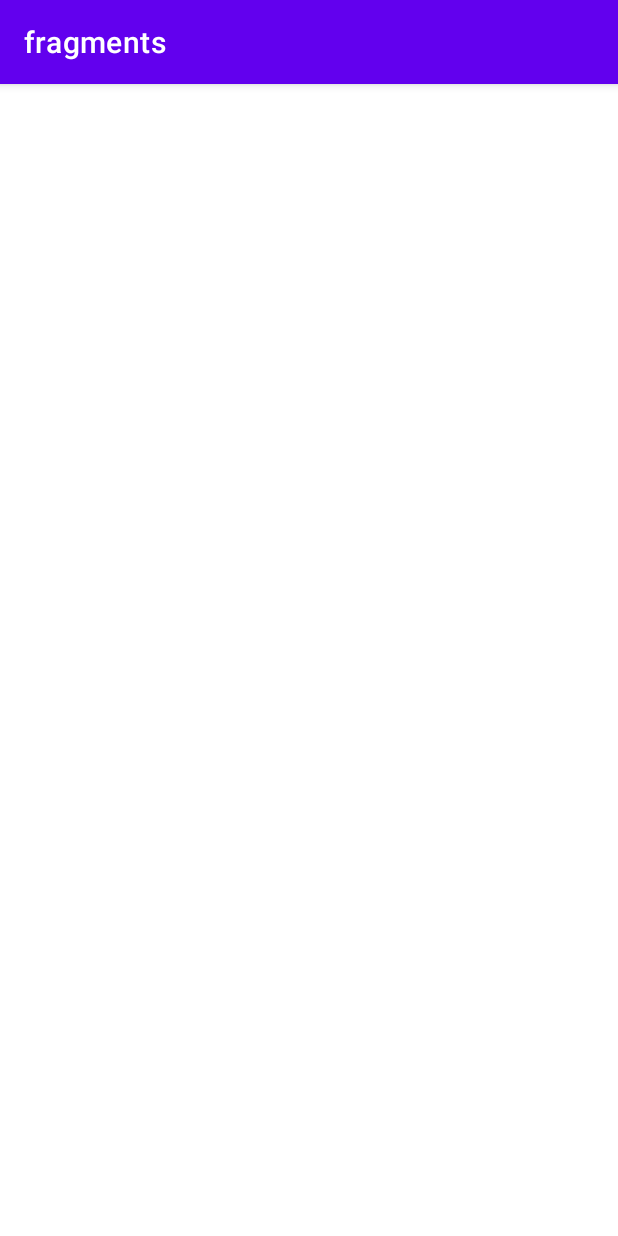
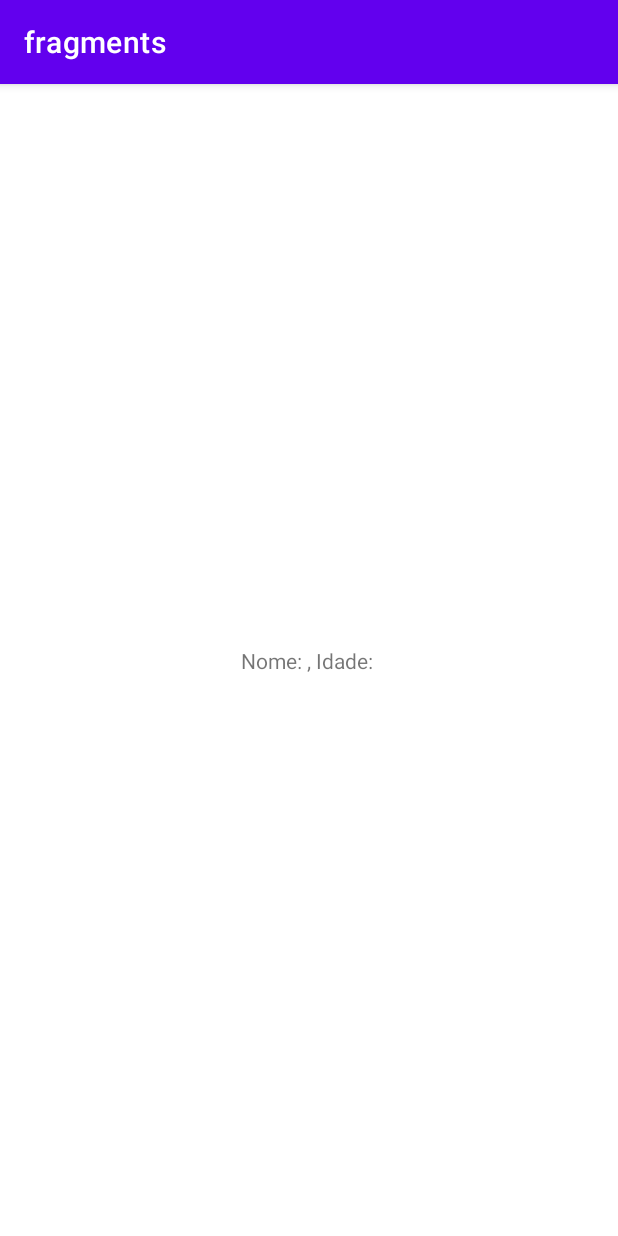
Before and after one commit to CaMaschion/fragment, an Android app: the screen it shows after launch (MainActivity), after a tap on "ENVIAR", on a phone screen of 412 x 824 dp. Run offline under Robolectric (Android 15) with nearby library versions, the phone set to English and light mode, and no system bars.

Commit message:
passing data between fragments

```diff
--- a/app/src/main/res/layout/fragment_third.xml
+++ b/app/src/main/res/layout/fragment_result.xml
@@ -2,18 +2,17 @@
 <androidx.constraintlayout.widget.ConstraintLayout xmlns:android="http://schemas.android.com/apk/res/android"
     xmlns:app="http://schemas.android.com/apk/res-auto"
     xmlns:tools="http://schemas.android.com/tools"
-    android:id="@+id/secondFragmentId"
     android:layout_width="match_parent"
-    android:layout_height="match_parent"
-    android:background="@color/teal_700">
+    android:layout_height="match_parent">
 
     <TextView
-        android:id="@+id/textView"
+        android:id="@+id/textView2"
         android:layout_width="wrap_content"
         android:layout_height="wrap_content"
-        android:text="Terceiro Fragment"
+        android:text="TextView"
         app:layout_constraintBottom_toBottomOf="parent"
         app:layout_constraintEnd_toEndOf="parent"
+        app:layout_constraintHorizontal_bias="0.5"
         app:layout_constraintStart_toStartOf="parent"
         app:layout_constraintTop_toTopOf="parent" />
 </androidx.constraintlayout.widget.ConstraintLayout>
```
